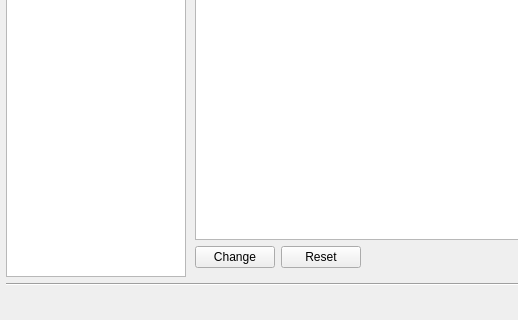
Qt form src/ui/forms/configdialog.ui (ksv1986/qmmp-staging) before a commit; both pictures show x 0 to 518 and y 146 to 466 of the 659 by 466 pixel window.
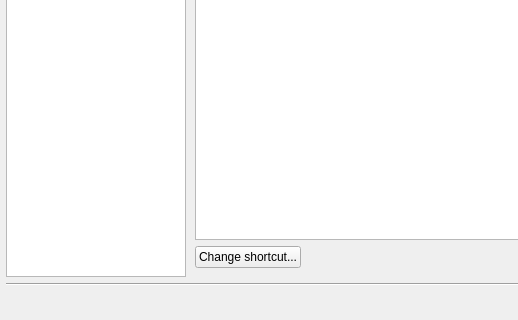
The same form after that commit. The open tabs and pages were chosen to show the change. Icons and pictures are not drawn.

Commit message: completed shortcut editor

The edit to the form file:
```diff
--- a/src/ui/forms/configdialog.ui
+++ b/src/ui/forms/configdialog.ui
@@ -1261,18 +1261,11 @@
          <item row="1" column="0">
           <widget class="QPushButton" name="changeShortcutButton">
            <property name="text">
-            <string>Change</string>
+            <string>Change shortcut...</string>
            </property>
           </widget>
          </item>
          <item row="1" column="1">
-          <widget class="QPushButton" name="resetShortcutButton">
-           <property name="text">
-            <string>Reset</string>
-           </property>
-          </widget>
-         </item>
-         <item row="1" column="2">
           <spacer name="horizontalSpacer_7">
            <property name="orientation">
             <enum>Qt::Horizontal</enum>
```
Left out of the diff: 6 changed lines with no effect on the pictures. The commit also changes 31 other files.
